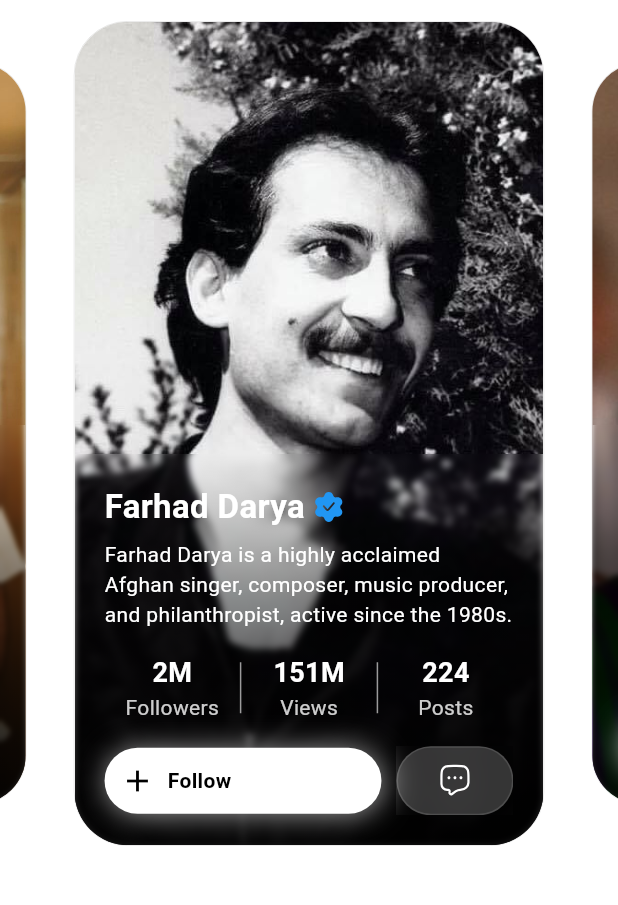
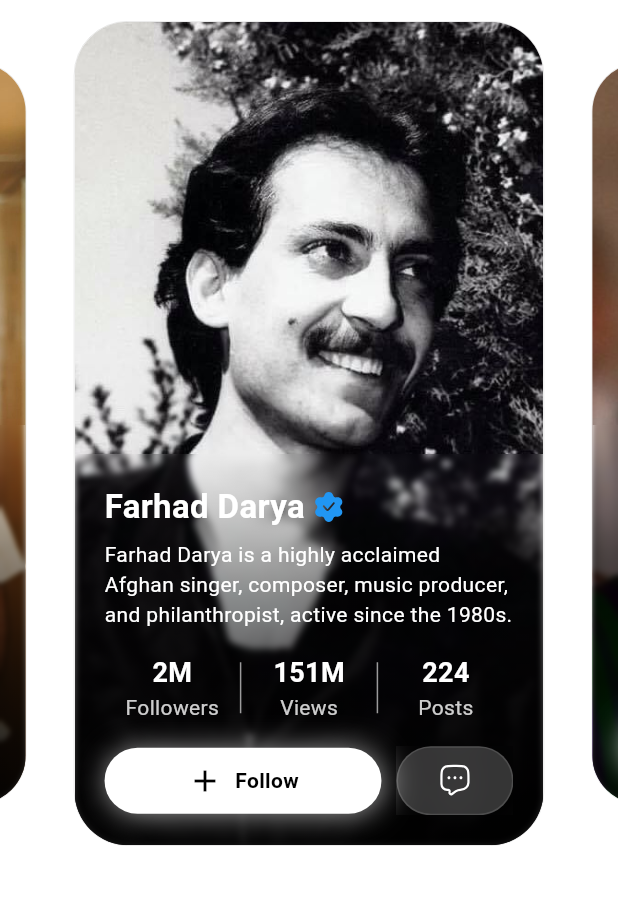
Before and after one commit to Walizada300/Flutter-Social-Media-Card-UI, a Flutter app: the screen it shows after launch, on a phone screen of 412 x 824 dp, the part 63-968 px from its top. Run offline on Flutter 3.47's test engine with Material 3 defaults, Android fonts, the light colour scheme and no system bars; our stand-ins replace flutter_svg.

Commit message:
some changes

```diff
--- a/lib/home_screen.dart
+++ b/lib/home_screen.dart
@@ -120,7 +120,6 @@ class _HomeScreenState extends State<HomeScreen> {
               ),
             ),
             SizedBox(height: 20),
-
           ],
         ),
       ),
@@ -269,10 +268,12 @@ class _SocialMediaCardComponentState extends State<SocialMediaCardComponent> {
                                     ),
                                     child: Row(
                                       spacing: 8,
+                                      mainAxisAlignment:
+                                          MainAxisAlignment.center,
                                       children: [
                                         Icon(
                                           isFollowing
-                                              ? Icons.minimize
+                                              ? Icons.remove
                                               : Icons.add,
                                           color: Colors.black,
                                         ),
```
Also changed, not shown: 1 other file.
